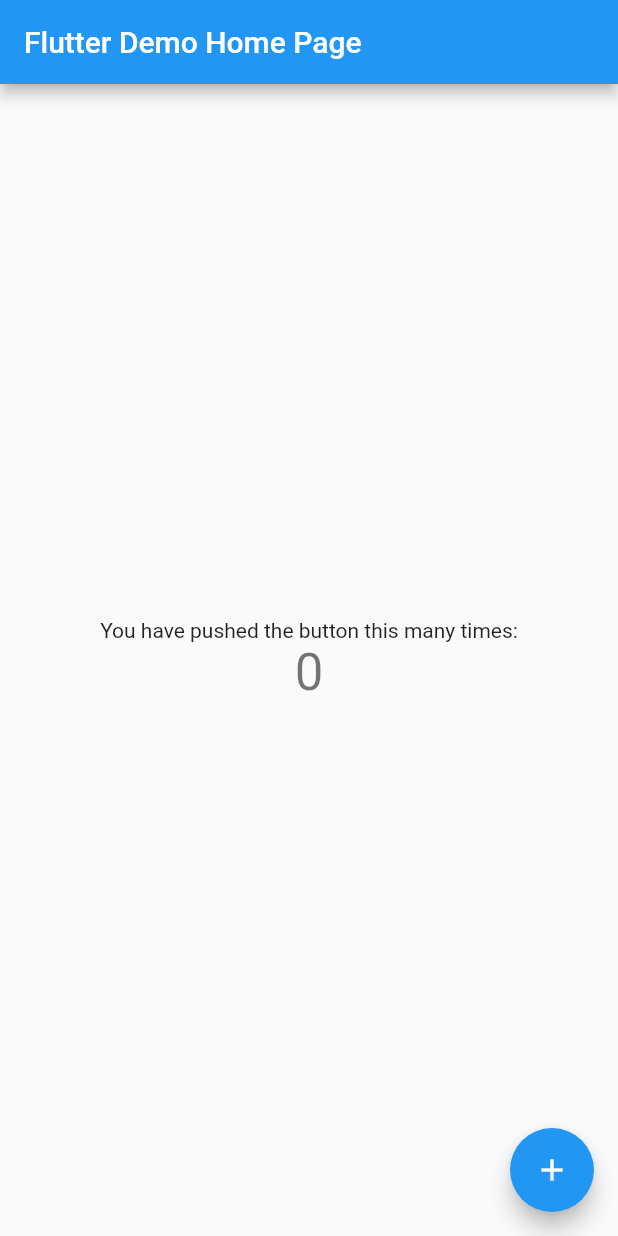
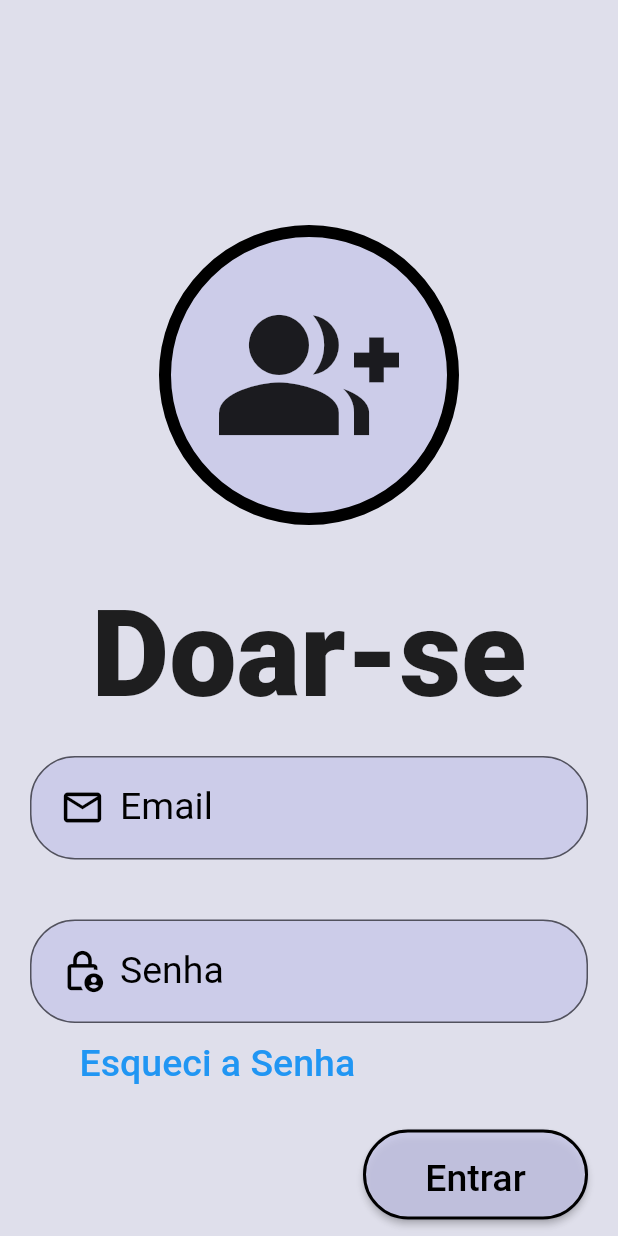
Before and after one commit to FernandorRovaris/app_tcc, a Flutter app: the screen it shows after launch, on a phone screen of 412 x 824 dp. Run offline on Flutter 3.47's test engine with Material 2 defaults, Android fonts, the phone set to English and light mode, and no system bars; our stand-ins replace dio.

Commit message:
tela de login Ok

```diff
--- a/lib/main.dart
+++ b/lib/main.dart
@@ -1,115 +1,21 @@
+import 'package:app_tcc/views/cad_user_viewer.dart';
+import 'package:app_tcc/views/login_viewer.dart';
 import 'package:flutter/material.dart';
 
-void main() {
+void main(List<String> args) {
   runApp(const MyApp());
 }
 
 class MyApp extends StatelessWidget {
   const MyApp({super.key});
 
-  // This widget is the root of your application.
   @override
   Widget build(BuildContext context) {
-    return MaterialApp(
-      title: 'Flutter Demo',
-      theme: ThemeData(
-        // This is the theme of your application.
-        //
-        // Try running your application with "flutter run". You'll see the
-        // application has a blue toolbar. Then, without quitting the app, try
-        // changing the primarySwatch below to Colors.green and then invoke
-        // "hot reload" (press "r" in the console where you ran "flutter run",
-        // or simply save your changes to "hot reload" in a Flutter IDE).
-        // Notice that the counter didn't reset back to zero; the application
-        // is not restarted.
-        primarySwatch: Colors.blue,
-      ),
-      home: const MyHomePage(title: 'Flutter Demo Home Page'),
+    return const MaterialApp(
+      debugShowCheckedModeBanner: false,
+      title: "Doar-se",
+      themeMode: ThemeMode.system,
+      home: LoginViewer(),
     );
   }
 }
-
-class MyHomePage extends StatefulWidget {
-  const MyHomePage({super.key, required this.title});
-
-  // This widget is the home page of your application. It is stateful, meaning
-  // that it has a State object (defined below) that contains fields that affect
-  // how it looks.
-
-  // This class is the configuration for the state. It holds the values (in this
-  // case the title) provided by the parent (in this case the App widget) and
-  // used by the build method of the State. Fields in a Widget subclass are
-  // always marked "final".
-
-  final String title;
-
-  @override
-  State<MyHomePage> createState() => _MyHomePageState();
-}
-
-class _MyHomePageState extends State<MyHomePage> {
-  int _counter = 0;
-
-  void _incrementCounter() {
-    setState(() {
-      // This call to setState tells the Flutter framework that something has
-      // changed in this State, which causes it to rerun the build method below
-      // so that the display can reflect the updated values. If we changed
-      // _counter without calling setState(), then the build method would not be
-      // called again, and so nothing would appear to happen.
-      _counter++;
-    });
-  }
-
-  @override
-  Widget build(BuildContext context) {
-    // This method is rerun every time setState is called, for instance as done
-    // by the _incrementCounter method above.
-    //
-    // The Flutter framework has been optimized to make rerunning build methods
-    // fast, so that you can just rebuild anything that needs updating rather
-    // than having to individually change instances of widgets.
-    return Scaffold(
-      appBar: AppBar(
-        // Here we take the value from the MyHomePage object that was created by
-        // the App.build method, and use it to set our appbar title.
-        title: Text(widget.title),
-      ),
-      body: Center(
-        // Center is a layout widget. It takes a single child and positions it
-        // in the middle of the parent.
-        child: Column(
-          // Column is also a layout widget. It takes a list of children and
-          // arranges them vertically. By default, it sizes itself to fit its
-          // children horizontally, and tries to be as tall as its parent.
-          //
-          // Invoke "debug painting" (press "p" in the console, choose the
-          // "Toggle Debug Paint" action from the Flutter Inspector in Android
-          // Studio, or the "Toggle Debug Paint" command in Visual Studio Code)
-          // to see the wireframe for each widget.
-          //
-          // Column has various properties to control how it sizes itself and
-          // how it positions its children. Here we use mainAxisAlignment to
-          // center the children vertically; the main axis here is the vertical
-          // axis because Columns are vertical (the cross axis would be
-          // horizontal).
-          mainAxisAlignment: MainAxisAlignment.center,
-          children: <Widget>[
-            const Text(
-              'You have pushed the button this many times:',
-            ),
-            Text(
-              '$_counter',
-              style: Theme.of(context).textTheme.headline4,
-            ),
-          ],
-        ),
-      ),
-      floatingActionButton: FloatingActionButton(
-        onPressed: _incrementCounter,
-        tooltip: 'Increment',
-        child: const Icon(Icons.add),
-      ), // This trailing comma makes auto-formatting nicer for build methods.
-    );
-  }
-}
--- /dev/null
+++ b/lib/models/user_model.dart
@@ -0,0 +1,46 @@
+class UserModel {
+  int? id;
+  String? name;
+  String? email;
+  String? senha;
+  String? dateRegister;
+  String? numberCel;
+
+  UserModel(
+      {this.id,
+      this.name,
+      this.email,
+      this.senha,
+      this.dateRegister,
+      this.numberCel});
+
+  UserModel.fromJson(Map<String, dynamic> json) {
+    id = json['id'];
+    name = json['name'];
+    email = json['email'];
+    senha = json['senha'];
+    dateRegister = json['date_register'];
+    numberCel = json['number_cel'];
+  }
+
+  Map<String, dynamic> toJson() {
+    final Map<String, dynamic> data = <String, dynamic>{};
+    data['id'] = id;
+    data['name'] = name;
+    data['email'] = email;
+    data['senha'] = senha;
+    data['date_register'] = dateRegister;
+    data['number_cel'] = numberCel;
+    return data;
+  }
+
+  @override
+  String toString() {
+    return "id = $id"
+        "Name = $name"
+        "email = $email"
+        "senha = $senha"
+        "date_register = $dateRegister"
+        "number_cel = $numberCel";
+  }
+}
--- /dev/null
+++ b/lib/service/dio_service.dart
@@ -0,0 +1,5 @@
+import 'package:dio/dio.dart';
+
+abstract class DioServece {
+  Dio getDio();
+}
--- /dev/null
+++ b/lib/views/login_viewer.dart
@@ -0,0 +1,127 @@
+import 'dart:developer';
+
+import 'package:app_tcc/widgets/custom_textField.dart';
+import 'package:flutter/material.dart';
+
+class LoginViewer extends StatelessWidget {
+  const LoginViewer({super.key});
+
+  @override
+  Widget build(BuildContext context) {
+    return Scaffold(
+      backgroundColor: const Color.fromARGB(217, 217, 217, 1000),
+      body: SingleChildScrollView(
+        child: Container(
+          margin: const EdgeInsets.only(top: 150),
+          child: Column(
+            children: [
+              Center(
+                child: Container(
+                  alignment: Alignment.center,
+                  height: 200,
+                  width: 200,
+                  decoration: BoxDecoration(
+                    color: const Color.fromARGB(202, 199, 199, 1000),
+                    border: Border.all(width: 8),
+                    borderRadius: BorderRadius.circular(100),
+                  ),
+                  child: const Icon(
+                    Icons.group_add_sharp,
+                    size: 120,
+                  ),
+                ),
+              ),
+              const Padding(padding: EdgeInsets.all(20)),
+              const Text(
+                "Doar-se",
+                style: TextStyle(
+                  fontSize: 80,
+                  fontWeight: FontWeight.w800,
+                ),
+              ),
+              const Padding(
+                padding: EdgeInsets.all(20),
+                child: CustomTextField(
+                  labelText: "Email",
+                  prefixIcon: Icons.email_outlined,
+                  keyboardType: TextInputType.emailAddress,
+                ),
+              ),
+              const Padding(
+                padding: EdgeInsets.only(left: 20, right: 20, top: 20),
+                child: CustomTextField(
+                  labelText: "Senha",
+                  prefixIcon: Icons.lock_person_outlined,
+                  keyboardType: TextInputType.visiblePassword,
+                  obscureText: true,
+                ),
+              ),
+              Container(
+                padding: const EdgeInsets.only(left: 45, top: 3),
+                alignment: Alignment.centerLeft,
+                child: TextButton(
+                  onPressed: () => log("clik"),
+                  child: const Text(
+                    "Esqueci a Senha",
+                    style: TextStyle(fontSize: 25),
+                  ),
+                ),
+              ),
+              Container(
+                alignment: Alignment.centerRight,
+                padding: const EdgeInsets.all(20),
+                child: ElevatedButton(
+                  style: ElevatedButton.styleFrom(
+                    fixedSize: const Size(150, 60),
+                    padding: const EdgeInsets.all(18),
+                    backgroundColor: const Color.fromARGB(202, 199, 199, 1000),
+                    shape: RoundedRectangleBorder(
+                      borderRadius: BorderRadius.circular(100),
+                    ),
+                    side: const BorderSide(
+                      style: BorderStyle.solid,
+                      width: 2,
+                    ),
+                  ),
+                  onPressed: () {
+                    log("clik");
+                  },
+                  child: const Text(
+                    "Entrar",
+                    style: TextStyle(
+                      fontSize: 25,
+                      color: Colors.black,
+                    ),
+                  ),
+                ),
+              ),
+              Padding(
+                padding: const EdgeInsets.all(20),
+                child: Row(
+                  mainAxisAlignment: MainAxisAlignment.center,
+                  children: [
+                    const Text(
+                      "Ainda não possue conta?",
+                      style:
+                          TextStyle(fontSize: 25, fontWeight: FontWeight.w600),
+                    ),
+                    TextButton(
+                      onPressed: () {},
+                      child: const Text(
+                        "Cadastre-se",
+                        style: TextStyle(
+                          fontSize: 25,
+                          fontWeight: FontWeight.w600,
+                        ),
+                      ),
+                    ),
+                  ],
+                ),
+              )
+            ],
+          ),
+        ),
+      ),
+    );
+  }
+}
--- /dev/null
+++ b/lib/widgets/custom_textField.dart
@@ -0,0 +1,53 @@
+import 'package:flutter/material.dart';
+
+class CustomTextField extends StatelessWidget {
+  final String labelText;
+  final IconData prefixIcon;
+  final bool obscureText;
+  final TextInputType keyboardType;
+
+  const CustomTextField({
+    super.key,
+    required this.labelText,
+    required this.prefixIcon,
+    required this.keyboardType,
+    this.obscureText = false,
+  });
+
+  @override
+  Widget build(BuildContext context) {
+    return TextField(
+      decoration: InputDecoration(
+        filled: true,
+        fillColor: const Color.fromARGB(202, 199, 199, 1000),
+        labelStyle: const TextStyle(color: Colors.black),
+        labelText: labelText,
+        prefixIcon: Padding(
+          padding: const EdgeInsets.only(left: 20, right: 10),
+          child: Icon(
+            prefixIcon,
+            color: Colors.black,
+            size: 30,
+          ),
+        ),
+        border: defBorder(),
+        focusedBorder: defBorder(),
+      ),
+      style: const TextStyle(fontSize: 25),
+      keyboardType: keyboardType,
+      obscureText: obscureText,
+    );
+  }
+
+  OutlineInputBorder defBorder() {
+    return const OutlineInputBorder(
+      borderRadius: BorderRadius.all(
+        Radius.circular(30),
+      ),
+      borderSide: BorderSide(
+        style: BorderStyle.solid,
+        width: 2,
+      ),
+    );
+  }
+}
--- a/pubspec.yaml
+++ b/pubspec.yaml
@@ -36,6 +36,7 @@
   # The following adds the Cupertino Icons font to your application.
   # Use with the CupertinoIcons class for iOS style icons.
   cupertino_icons: ^1.0.2
+  dio: ^5.1.1
 
 dev_dependencies:
   flutter_test:
```
Also changed, not shown: lib/controllers/user_controller.dart (added, +15 -0 lines), lib/repositories/user_repository.dart (added, +18 -0 lines), lib/service/dio_api_service.dart (added, +14 -0 lines), lib/views/cad_user_viewer.dart (added, +15 -0 lines), lib/views/home_page.dart (added, +24 -0 lines), pubspec.lock.
